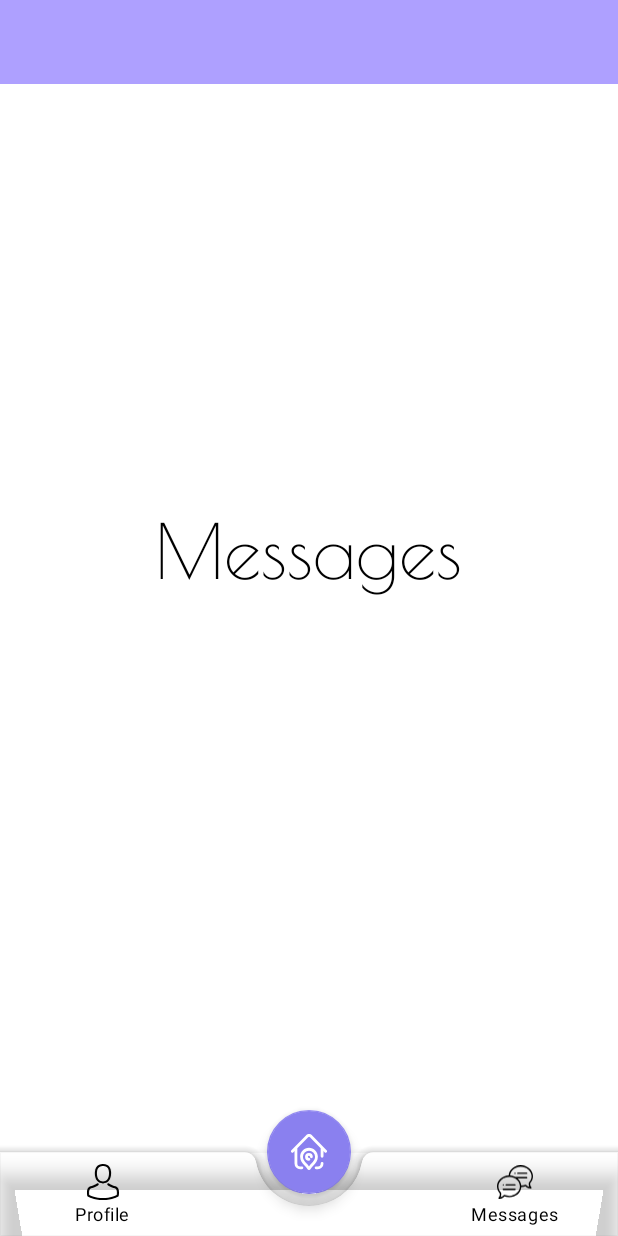
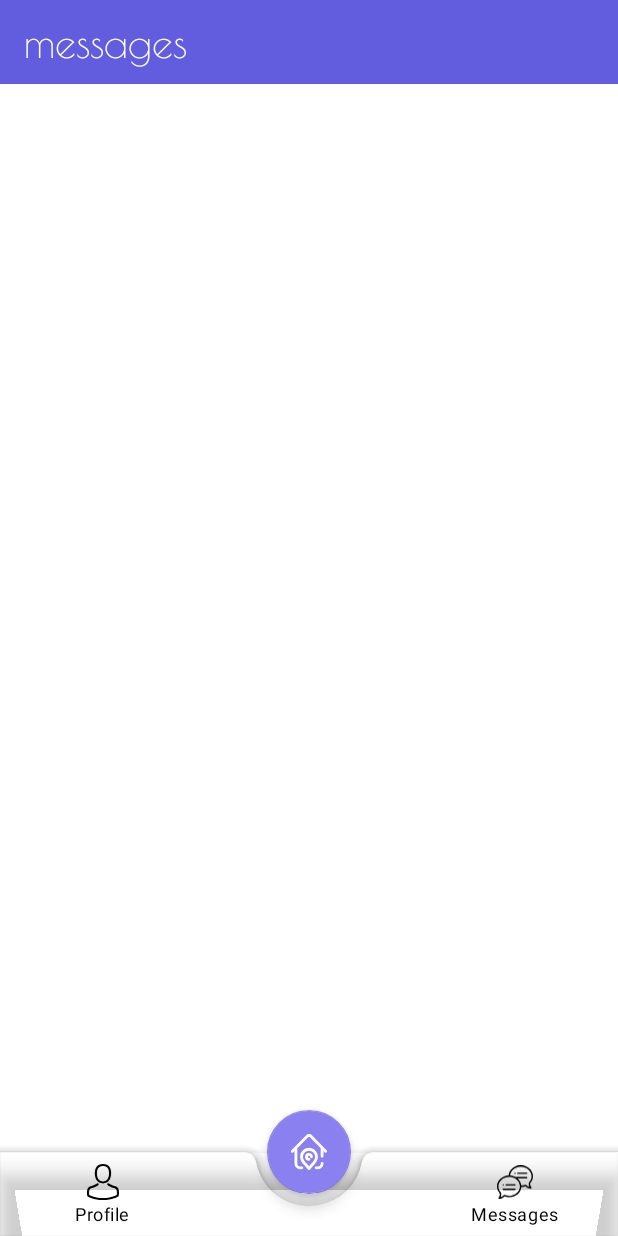
Before and after one commit to ahnafnafee/Roomie, an Android app: the fragment FragmentMessages placed in its activity, on a phone screen of 412 x 824 dp. Run offline under Robolectric (Android 15) with nearby library versions, the phone set to English and light mode, and no system bars; our stand-ins replace Firebase (no records; nobody signed in at launch, a user with empty details on screens opened directly); libraries missing offline, so code that uses them is left out: link.fls.swipestack; pictures from the network do not load; 10 statements that could not run were skipped.

Commit message:
RecyclerView in message partially fixed

```diff
--- a/app/src/main/java/com/example/roomieprototype/messages/Fragments/FragmentMessages.java
+++ b/app/src/main/java/com/example/roomieprototype/messages/Fragments/FragmentMessages.java
@@ -22,7 +22,6 @@ import com.google.firebase.database.DataSnapshot;
 import com.google.firebase.database.DatabaseError;
 import com.google.firebase.database.DatabaseReference;
 import com.google.firebase.database.FirebaseDatabase;
-import com.google.firebase.database.Query;
 import com.google.firebase.database.ValueEventListener;
 import com.google.firebase.iid.FirebaseInstanceId;
 
@@ -40,6 +39,8 @@ public class FragmentMessages extends Fragment {
 
     private UserAdapter userAdapter;
     private List<User> mUsers;
+
+    private List<String> sUsers, cUsers;
 
     private ArrayList<String> matchList, matchEmailList, xUserList;
 
@@ -68,6 +69,8 @@ public class FragmentMessages extends Fragment {
 
         usersList = new ArrayList<>();
         mUsers = new ArrayList<>();
+        sUsers = new ArrayList<>();
+        cUsers = new ArrayList<>();
         xUserList = new ArrayList<>();
 
         readUsers();
@@ -118,7 +121,6 @@ public class FragmentMessages extends Fragment {
                     queryChatList.addValueEventListener(new ValueEventListener() {
                         @Override
                         public void onDataChange(@NonNull DataSnapshot dataSnapshot) {
-                            Log.d("child query", String.valueOf(dataSnapshot));
                             for (final String item: xUserList) {
                                 final DatabaseReference chatRef = FirebaseDatabase.getInstance().getReference("Chatlist")
                                         .child(fuser.getUid())
@@ -129,8 +131,6 @@ public class FragmentMessages extends Fragment {
                                     public void onDataChange(@NonNull DataSnapshot dataSnapshot) {
                                         if (!dataSnapshot.exists()){
                                             chatRef.child("id").setValue(item);
-                                            Log.d("DataSnapshot 1",""+ chatRef.child("id"));
-                                            Log.d("DataSnapshot 1",""+ dataSnapshot);
                                         }
                                     }
 
@@ -143,9 +143,7 @@ public class FragmentMessages extends Fragment {
                                 final DatabaseReference chatRefReceiver = FirebaseDatabase.getInstance().getReference("Chatlist")
                                         .child(item)
                                         .child(fuser.getUid());
-                                Log.d("DataSnapshot 2",""+ chatRefReceiver);
                                 chatRefReceiver.child("id").setValue(fuser.getUid());
-                                Log.d("DataSnapshot 2",""+ chatRefReceiver.child("id"));
                             }
                         }
 
@@ -185,10 +183,13 @@ public class FragmentMessages extends Fragment {
                     for (Chatlist chatlist : usersList){
                         if (user!=null && user.getId() != null && !user.getId().equals(chatlist.getId())){
                             mUsers.add(user);
-                            Log.d("Inside ChatList", String.valueOf(mUsers));
+                            Log.d("Within ChatList: ", String.valueOf(user));
+                            break;
                         }
                     }
                 }
+
+
                 Log.d("Inside ChatList", String.valueOf(mUsers));
                 for (User u: mUsers) {
                     Log.d("Fullname", String.valueOf(u.getFullname()));
--- a/app/src/main/res/drawable/background_right.xml
+++ b/app/src/main/res/drawable/background_right.xml
@@ -6,6 +6,6 @@
         android:radius="10dp"
         android:topRightRadius="0dp"/>
 
-    <solid android:color="@color/colorPrimary"/>
+    <solid android:color="#3024AF"/>
 
 </shape>
--- /dev/null
+++ b/app/src/main/res/drawable/send_btn.xml
@@ -0,0 +1,4 @@
+<vector android:height="150dp" android:viewportHeight="62.1"
+    android:viewportWidth="64" android:width="150dp" xmlns:android="http://schemas.android.com/apk/res/android">
+    <path android:fillColor="#625CDE" android:pathData="M33.2,33.1L7,35.6l-6.9,22c-0.6,1.8 0.4,3.7 2.2,4.3c0.8,0.3 1.7,0.2 2.5,-0.2L62.2,34c1.6,-0.8 2.3,-2.7 1.5,-4.4c-0.3,-0.7 -0.8,-1.2 -1.5,-1.5L4.9,0.3C3.3,-0.5 1.2,0.2 0.4,1.9C0,2.7 -0.1,3.6 0.2,4.4l6.9,22L33.2,29c1.1,0.1 2,1.1 1.8,2.3C34.9,32.2 34.1,33 33.2,33.1L33.2,33.1z"/>
+</vector>
--- a/app/src/main/res/layout/chat_item_right.xml
+++ b/app/src/main/res/layout/chat_item_right.xml
@@ -24,17 +24,15 @@
             android:text="hello"
             android:layout_alignParentEnd="true"
             android:id="@+id/show_message"
-            android:textSize="18sp"
+            android:textSize="16sp"
             android:textColor="#fff"
-            android:padding="8dp"
-            android:layout_alignParentRight="true" />
+            android:padding="8dp" />
 
         <TextView
             android:layout_width="wrap_content"
             android:layout_height="wrap_content"
             android:id="@+id/txt_seen"
             android:layout_below="@id/show_message"
-            android:layout_alignParentRight="true"
             android:layout_alignParentEnd="true" />
 
     </RelativeLayout>
--- a/app/src/main/res/layout/fragment_messages.xml
+++ b/app/src/main/res/layout/fragment_messages.xml
@@ -16,26 +16,33 @@
             android:layout_width="match_parent"
             android:layout_height="wrap_content"
             android:layout_alignParentTop="true"
-            android:background="?attr/colorPrimary"
+            android:background="?attr/colorPrimaryDark"
             android:minHeight="?attr/actionBarSize"
-            app:titleTextColor="@android:color/white" />
+            app:titleTextColor="@android:color/white">
 
-        <androidx.recyclerview.widget.RecyclerView
-            android:id="@+id/recycler_view"
-            android:background="@color/colorPrimaryDark"
+            <TextView
+                android:layout_width="wrap_content"
+                android:layout_height="wrap_content"
+                android:fontFamily="@font/poiret_one"
+                android:textColor="@color/white"
+                android:textSize="28dp"
+                android:text="messages"/>
+
+        </androidx.appcompat.widget.Toolbar>
+
+        <RelativeLayout
+            android:id="@+id/rel2_layout"
             android:layout_width="match_parent"
-            android:layout_height="wrap_content"
-            android:layout_below="@id/toolbar" />
+            android:layout_height="match_parent"
+            android:layout_below="@id/toolbar"
+            android:layout_alignParentBottom="true">
 
-        <TextView
-            android:layout_width="wrap_content"
-            android:layout_height="wrap_content"
-            android:layout_centerInParent="true"
-            android:fontFamily="@font/poiret_one"
-            android:text="Messages"
-            android:textColor="@color/black"
-            android:textSize="50sp" />
+            <androidx.recyclerview.widget.RecyclerView
+                android:id="@+id/recycler_view"
+                android:layout_width="match_parent"
+                android:layout_height="match_parent" />
 
+        </RelativeLayout>
 
     </RelativeLayout>
 
```
Also changed, not shown: app/src/main/res/drawable/message_txt_bg.xml (added, +7 -0 lines), app/src/main/res/layout/chat_item_left.xml (+4 -3 lines), app/src/main/res/layout/message_activity.xml (+17 -11 lines), app/src/main/res/layout/message_item.xml (+8 -6 lines).
